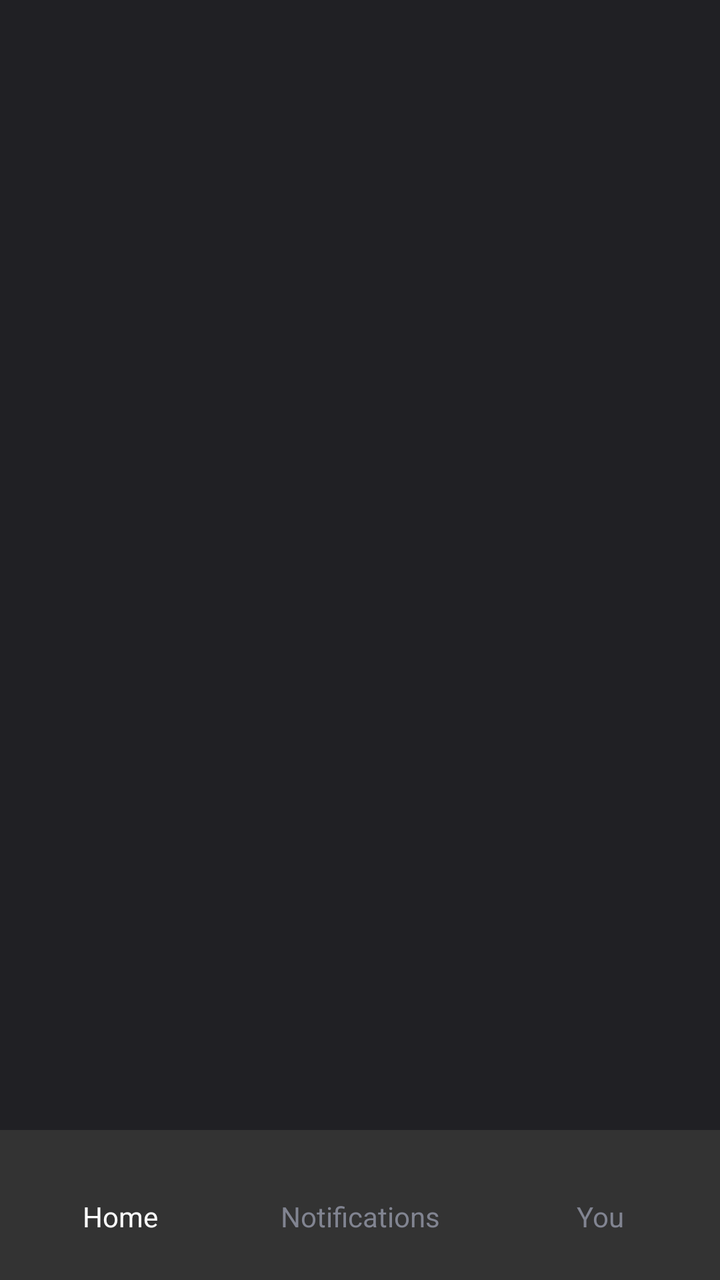
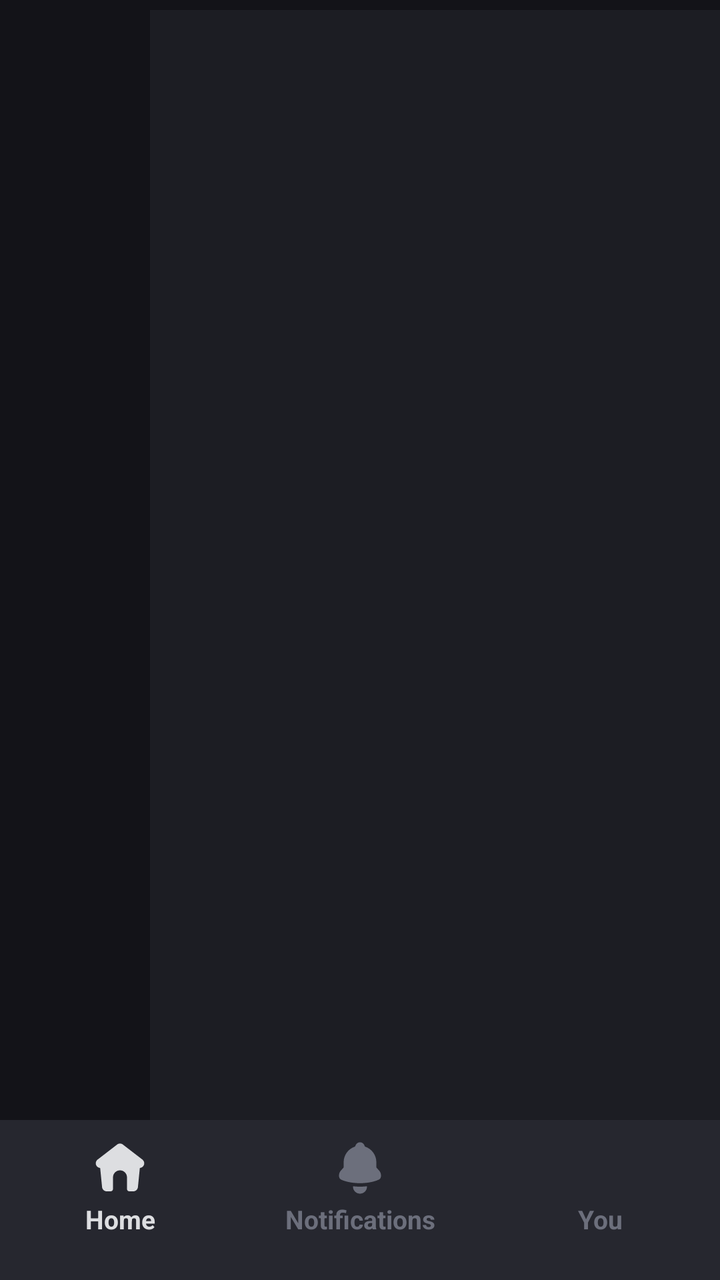

Screens rendered from an Android XML layout before and after an edit, with the pre-edit source and the edit as a unified diff.
<!-- AndroidManifest.xml: application theme Theme.Doscord -->
<!-- res/layout/activity_cr_main.xml -->
<?xml version="1.0" encoding="utf-8"?>
<androidx.constraintlayout.widget.ConstraintLayout xmlns:android="http://schemas.android.com/apk/res/android"
    xmlns:app="http://schemas.android.com/apk/res-auto"
    xmlns:tools="http://schemas.android.com/tools"
    android:id="@+id/main"
    android:layout_width="match_parent"
    android:layout_height="match_parent"
    android:background="@color/bgGray"
    tools:context=".activities.chatroom.CrMainActivity">

    <LinearLayout
        android:id="@+id/crMainBottomLayout"
        android:layout_width="0dp"
        android:layout_height="75dp"
        android:background="#333"
        android:orientation="horizontal"
        app:layout_constraintBottom_toBottomOf="parent"
        app:layout_constraintEnd_toEndOf="parent"
        app:layout_constraintStart_toStartOf="parent">

        <androidx.constraintlayout.widget.ConstraintLayout
            android:layout_width="0dp"
            android:layout_height="match_parent"
            android:layout_weight="1">

            <ImageButton
                android:id="@+id/crMainHome"
                android:layout_width="50dp"
                android:layout_height="50dp"
                android:layout_marginTop="5dp"
                android:background="@null"
                android:backgroundTint="@color/bgGray"
                android:contentDescription="@string/home"
                android:scaleType="centerCrop"
                app:layout_constraintEnd_toEndOf="parent"
                app:layout_constraintStart_toStartOf="parent"
                app:layout_constraintTop_toTopOf="parent" />

            <TextView
                android:id="@+id/crMainHomeText"
                android:layout_width="wrap_content"
                android:layout_height="wrap_content"
                android:text="@string/home"
                android:textColor="@color/white"
                app:layout_constraintBottom_toBottomOf="parent"
                app:layout_constraintEnd_toEndOf="parent"
                app:layout_constraintStart_toStartOf="parent"
                app:layout_constraintTop_toTopOf="parent"
                app:layout_constraintVertical_bias="0.6" />

        </androidx.constraintlayout.widget.ConstraintLayout>

        <androidx.constraintlayout.widget.ConstraintLayout
            android:layout_width="0dp"
            android:layout_height="match_parent"
            android:layout_weight="1">

            <ImageButton
                android:id="@+id/crMainNotif"
                android:layout_width="30dp"
                android:layout_height="30dp"
                android:layout_marginTop="10dp"
                android:background="@null"
                android:backgroundTint="@color/bgGray"
                android:contentDescription="@string/notifications"
                android:scaleType="centerCrop"
                app:layout_constraintEnd_toEndOf="parent"
                app:layout_constraintStart_toStartOf="parent"
                app:layout_constraintTop_toTopOf="parent" />

            <TextView
                android:id="@+id/crMainNotifText"
                android:layout_width="wrap_content"
                android:layout_height="wrap_content"
                android:text="@string/notifications"
                android:textColor="@color/gray"
                app:layout_constraintBottom_toBottomOf="parent"
                app:layout_constraintEnd_toEndOf="parent"
                app:layout_constraintStart_toStartOf="parent"
                app:layout_constraintTop_toTopOf="parent"
                app:layout_constraintVertical_bias="0.6" />

        </androidx.constraintlayout.widget.ConstraintLayout>

        <androidx.constraintlayout.widget.ConstraintLayout
            android:layout_width="0dp"
            android:layout_height="match_parent"
            android:layout_weight="1">

            <ImageButton
                android:id="@+id/crMainPfp"
                android:layout_width="25dp"
                android:layout_height="25dp"
                android:layout_marginTop="10dp"
                android:background="@null"
                android:backgroundTint="@color/bgGray"
                android:contentDescription="@string/profile"
                android:scaleType="centerCrop"
                app:layout_constraintEnd_toEndOf="parent"
                app:layout_constraintHorizontal_bias="0.48"
                app:layout_constraintStart_toStartOf="parent"
                app:layout_constraintTop_toTopOf="parent"
                app:srcCompat="@drawable/pfp_placeholder" />

            <TextView
                android:id="@+id/crMainPfpText"
                android:layout_width="wrap_content"
                android:layout_height="wrap_content"
                android:text="@string/you"
                android:textColor="@color/gray"
                app:layout_constraintBottom_toBottomOf="parent"
                app:layout_constraintEnd_toEndOf="parent"
                app:layout_constraintStart_toStartOf="parent"
                app:layout_constraintTop_toTopOf="parent"
                app:layout_constraintVertical_bias="0.6" />

        </androidx.constraintlayout.widget.ConstraintLayout>

    </LinearLayout>
</androidx.constraintlayout.widget.ConstraintLayout>
<!-- resources referenced by this layout -->
<resources>
  <color name="bgGray">#202024</color>
  <color name="gray">#818491</color>
  <color name="white">#FFFFFFFF</color>
  <!-- drawable pfp_placeholder (drawable) -->
  <?xml version="1.0" encoding="utf-8"?>
  <selector xmlns:android="http://schemas.android.com/apk/res/android">
  
  </selector>
  <string name="home">Home</string>
  <string name="notifications">Notifications</string>
  <string name="profile">Profile</string>
  <string name="you">You</string>
  <style name="Theme.Doscord" parent="Base.Theme.Doscord" />
  <style name="Base.Theme.Doscord" parent="Theme.Material3.DayNight.NoActionBar">
          
          
          <item name="colorOnSurface">#FFFFFF</item>
          <item name="android:textColorPrimary">#FFFFFF</item>
          <item name="android:datePickerDialogTheme">@style/MyDatePickerStyle</item>
      </style>
  <style name="MyDatePickerStyle" parent="Theme.AppCompat.Light.Dialog">
          <item name="colorAccent">@color/purple_500</item>
          <item name="android:windowBackground">@android:color/black</item>
          <item name="android:textColorPrimary">@android:color/white</item>
          <item name="android:textColorSecondary">@android:color/darker_gray</item>
      </style>
  <color name="purple_500">#6200EE</color>
</resources>

<!-- the commit's change to res/layout/activity_cr_main.xml (unified diff, before → after) -->
@@ -5,14 +5,15 @@
     android:id="@+id/main"
     android:layout_width="match_parent"
     android:layout_height="match_parent"
-    android:background="@color/bgGray"
+    android:background="#131318"
     tools:context=".activities.chatroom.CrMainActivity">
 
     <LinearLayout
         android:id="@+id/crMainBottomLayout"
         android:layout_width="0dp"
-        android:layout_height="75dp"
-        android:background="#333"
+        android:layout_height="80dp"
+        android:background="#26272f"
+        android:baselineAligned="false"
         android:orientation="horizontal"
         app:layout_constraintBottom_toBottomOf="parent"
         app:layout_constraintEnd_toEndOf="parent"
@@ -21,80 +22,97 @@
         <androidx.constraintlayout.widget.ConstraintLayout
             android:layout_width="0dp"
             android:layout_height="match_parent"
-            android:layout_weight="1">
+            android:layout_weight="1"
+            android:onClick="homeClicked">
 
             <ImageButton
-                android:id="@+id/crMainHome"
-                android:layout_width="50dp"
-                android:layout_height="50dp"
-                android:layout_marginTop="5dp"
+                android:id="@+id/crMainHomeIcon"
+                android:layout_width="28dp"
+                android:layout_height="28dp"
+                android:layout_marginTop="10dp"
                 android:background="@null"
                 android:backgroundTint="@color/bgGray"
+                android:clickable="false"
                 android:contentDescription="@string/home"
+                android:focusable="false"
                 android:scaleType="centerCrop"
+                android:src="@drawable/home_icon"
                 app:layout_constraintEnd_toEndOf="parent"
                 app:layout_constraintStart_toStartOf="parent"
-                app:layout_constraintTop_toTopOf="parent" />
+                app:layout_constraintTop_toTopOf="parent"
+                app:tint="@color/selected" />
 
             <TextView
                 android:id="@+id/crMainHomeText"
                 android:layout_width="wrap_content"
                 android:layout_height="wrap_content"
                 android:text="@string/home"
-                android:textColor="@color/white"
+                android:textColor="@color/selected"
+                android:textSize="13sp"
+                android:textStyle="bold"
                 app:layout_constraintBottom_toBottomOf="parent"
                 app:layout_constraintEnd_toEndOf="parent"
                 app:layout_constraintStart_toStartOf="parent"
                 app:layout_constraintTop_toTopOf="parent"
-                app:layout_constraintVertical_bias="0.6" />
+                app:layout_constraintVertical_bias="0.65" />
 
         </androidx.constraintlayout.widget.ConstraintLayout>
 
         <androidx.constraintlayout.widget.ConstraintLayout
             android:layout_width="0dp"
             android:layout_height="match_parent"
-            android:layout_weight="1">
+            android:layout_weight="1"
+            android:onClick="notifClicked">
 
             <ImageButton
-                android:id="@+id/crMainNotif"
-                android:layout_width="30dp"
-                android:layout_height="30dp"
+                android:id="@+id/crMainNotifIcon"
+                android:layout_width="28dp"
+                android:layout_height="28dp"
                 android:layout_marginTop="10dp"
                 android:background="@null"
-                android:backgroundTint="@color/bgGray"
+                android:clickable="false"
                 android:contentDescription="@string/notifications"
-                android:scaleType="centerCrop"
+                android:focusable="false"
+                android:scaleType="fitCenter"
+                android:src="@drawable/notif"
                 app:layout_constraintEnd_toEndOf="parent"
                 app:layout_constraintStart_toStartOf="parent"
-                app:layout_constraintTop_toTopOf="parent" />
+                app:layout_constraintTop_toTopOf="parent"
+                app:tint="@color/unselected" />
 
             <TextView
                 android:id="@+id/crMainNotifText"
                 android:layout_width="wrap_content"
                 android:layout_height="wrap_content"
                 android:text="@string/notifications"
-                android:textColor="@color/gray"
+                android:textColor="@color/unselected"
+                android:textSize="13sp"
+                android:textStyle="bold"
                 app:layout_constraintBottom_toBottomOf="parent"
                 app:layout_constraintEnd_toEndOf="parent"
                 app:layout_constraintStart_toStartOf="parent"
                 app:layout_constraintTop_toTopOf="parent"
-                app:layout_constraintVertical_bias="0.6" />
+                app:layout_constraintVertical_bias="0.65" />
 
         </androidx.constraintlayout.widget.ConstraintLayout>
 
         <androidx.constraintlayout.widget.ConstraintLayout
             android:layout_width="0dp"
             android:layout_height="match_parent"
-            android:layout_weight="1">
+            android:layout_weight="1"
+            android:onClick="pfpClicked">
 
             <ImageButton
-                android:id="@+id/crMainPfp"
-                android:layout_width="25dp"
-                android:layout_height="25dp"
+                android:id="@+id/crMainPfpIcon"
+                android:layout_width="28dp"
+                android:layout_height="28dp"
                 android:layout_marginTop="10dp"
+                android:alpha="0.5"
                 android:background="@null"
                 android:backgroundTint="@color/bgGray"
+                android:clickable="false"
                 android:contentDescription="@string/profile"
+                android:focusable="false"
                 android:scaleType="centerCrop"
                 app:layout_constraintEnd_toEndOf="parent"
                 app:layout_constraintHorizontal_bias="0.48"
@@ -107,14 +125,30 @@
                 android:layout_width="wrap_content"
                 android:layout_height="wrap_content"
                 android:text="@string/you"
-                android:textColor="@color/gray"
+                android:textColor="@color/unselected"
+                android:textSize="13sp"
+                android:textStyle="bold"
                 app:layout_constraintBottom_toBottomOf="parent"
                 app:layout_constraintEnd_toEndOf="parent"
                 app:layout_constraintStart_toStartOf="parent"
                 app:layout_constraintTop_toTopOf="parent"
-                app:layout_constraintVertical_bias="0.6" />
+                app:layout_constraintVertical_bias="0.65" />
 
         </androidx.constraintlayout.widget.ConstraintLayout>
 
     </LinearLayout>
+
+    <androidx.constraintlayout.widget.ConstraintLayout
+        android:layout_width="0dp"
+        android:layout_height="0dp"
+        android:layout_marginStart="75dp"
+        android:layout_marginTop="5dp"
+        android:background="#1c1d23"
+        app:layout_constraintBottom_toTopOf="@+id/crMainBottomLayout"
+        app:layout_constraintCircleRadius="5dp"
+        app:layout_constraintEnd_toEndOf="parent"
+        app:layout_constraintStart_toStartOf="parent"
+        app:layout_constraintTop_toTopOf="parent">
+
+    </androidx.constraintlayout.widget.ConstraintLayout>
 </androidx.constraintlayout.widget.ConstraintLayout>
<!-- resource entries referenced after the edit -->
@@ -1,8 +1,28 @@
 <!-- resources referenced by this layout -->
 <resources>
   <color name="bgGray">#202024</color>
-  <color name="gray">#818491</color>
-  <color name="white">#FFFFFFFF</color>
+  <color name="selected">#dddee1</color>
+  <color name="unselected">#6c6f7c</color>
+  <!-- drawable home_icon (drawable) -->
+  <vector xmlns:android="http://schemas.android.com/apk/res/android"
+      android:width="80dp"
+      android:height="80dp"
+      android:viewportWidth="80"
+      android:viewportHeight="80">
+    <path
+        android:pathData="M8,28L35.933,6.467C37.099,5.569 38.529,5.083 40,5.083C41.471,5.083 42.901,5.569 44.067,6.467L72.033,27.967C73.041,28.74 73.806,29.786 74.24,30.98C74.673,32.174 74.757,33.467 74.48,34.707C74.203,35.946 73.578,37.081 72.678,37.978C71.778,38.874 70.641,39.495 69.4,39.767L68.333,40L65.6,67.333C65.435,68.978 64.664,70.502 63.439,71.611C62.213,72.719 60.619,73.333 58.967,73.333H53.333C52.449,73.333 51.601,72.982 50.976,72.357C50.351,71.732 50,70.884 50,70V53.333C50,50.681 48.946,48.138 47.071,46.262C45.196,44.387 42.652,43.333 40,43.333C37.348,43.333 34.804,44.387 32.929,46.262C31.053,48.138 30,50.681 30,53.333V70C30,70.884 29.649,71.732 29.024,72.357C28.399,72.982 27.551,73.333 26.667,73.333H21.033C19.381,73.333 17.787,72.719 16.561,71.611C15.335,70.502 14.565,68.978 14.4,67.333L11.667,40L10.6,39.767C9.359,39.495 8.222,38.874 7.322,37.978C6.422,37.081 5.797,35.946 5.52,34.707C5.243,33.467 5.327,32.174 5.76,30.98C6.194,29.786 6.959,28.74 7.967,27.967L8,28Z"
+        android:fillColor="#ABABAB"/>
+  </vector>
+  <!-- drawable notif (drawable) -->
+  <vector xmlns:android="http://schemas.android.com/apk/res/android"
+      android:width="80dp"
+      android:height="80dp"
+      android:viewportWidth="80"
+      android:viewportHeight="80">
+    <path
+        android:pathData="M32.333,9.633C32.933,9.4 33.4,8.833 33.567,8.2C33.951,6.788 34.788,5.541 35.951,4.652C37.114,3.763 38.536,3.282 40,3.282C41.464,3.282 42.886,3.763 44.049,4.652C45.212,5.541 46.049,6.788 46.433,8.2C46.6,8.867 47.067,9.4 47.7,9.633C52.269,11.231 56.229,14.21 59.03,18.157C61.831,22.105 63.335,26.826 63.333,31.667V38.633C63.333,39.033 63.5,39.433 63.767,39.733L67.433,43.8C69.088,45.639 70.003,48.026 70,50.5V51.433C70,53.667 68.867,55.733 66.833,56.633C62.467,58.633 53.5,61.667 40,61.667C26.5,61.667 17.533,58.633 13.167,56.667C11.133,55.733 10,53.667 10,51.433V50.5C10.006,48.038 10.92,45.664 12.567,43.833L16.233,39.733C16.507,39.432 16.662,39.041 16.667,38.633V31.667C16.668,26.822 18.176,22.098 20.984,18.15C23.791,14.202 27.758,11.225 32.333,9.633ZM30.6,66.133C30.525,66.124 30.448,66.131 30.375,66.153C30.303,66.176 30.236,66.213 30.179,66.264C30.122,66.314 30.077,66.377 30.046,66.446C30.015,66.515 29.999,66.591 30,66.667C30,69.319 31.054,71.862 32.929,73.738C34.804,75.613 37.348,76.667 40,76.667C42.652,76.667 45.196,75.613 47.071,73.738C48.946,71.862 50,69.319 50,66.667C50,66.333 49.7,66.1 49.4,66.133C43.154,66.846 36.846,66.846 30.6,66.133Z"
+        android:fillColor="#ABABAB"/>
+  </vector>
   <!-- drawable pfp_placeholder (drawable) -->
   <?xml version="1.0" encoding="utf-8"?>
   <selector xmlns:android="http://schemas.android.com/apk/res/android">
